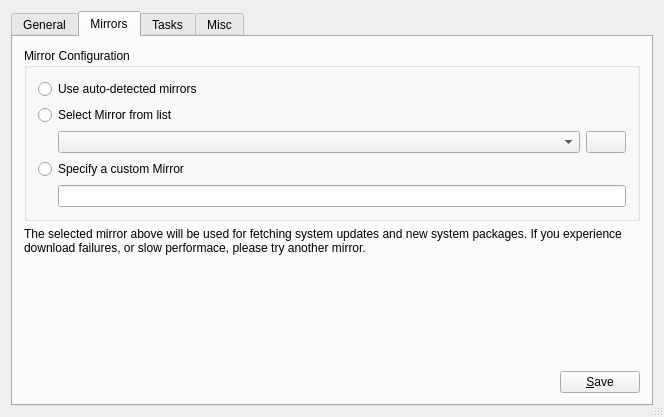
First picture: the form in src-qt4/pc-sysmanager/pbsystemtab.ui, repository trueos/pcbsd, before the edit.
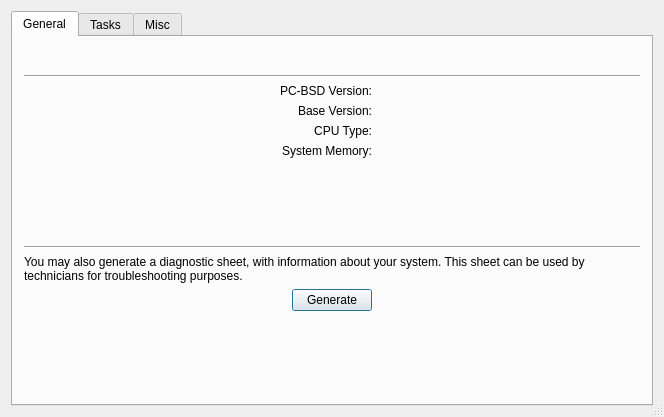
Second picture: the form after the edit. The open tabs and pages were chosen to show the change. Icons and pictures are not drawn.

Commit message: Remove old Mirror tab in System Manager, not used now that we run via CDN

Diff of the .ui file:
```diff
--- a/src-qt4/pc-sysmanager/pbsystemtab.ui
+++ b/src-qt4/pc-sysmanager/pbsystemtab.ui
@@ -418,152 +418,6 @@
        </item>
       </layout>
      </widget>
-     <widget class="QWidget" name="tab">
-      <attribute name="title">
-       <string>Mirrors</string>
-      </attribute>
-      <layout class="QGridLayout" name="gridLayout_9">
-       <item row="0" column="0" colspan="2">
-        <widget class="QGroupBox" name="groupBox_5">
-         <property name="title">
-          <string>Mirror Configuration</string>
-         </property>
-         <layout class="QGridLayout" name="gridLayout_8">
-          <item row="1" column="0">
-           <widget class="QRadioButton" name="radioSelectMirror">
-            <property name="text">
-             <string>Select Mirror from list</string>
-            </property>
-           </widget>
-          </item>
-          <item row="2" column="0">
-           <layout class="QHBoxLayout" name="horizontalLayout_3">
-            <item>
-             <spacer name="horizontalSpacer_2">
-              <property name="orientation">
-               <enum>Qt::Horizontal</enum>
-              </property>
-              <property name="sizeType">
-               <enum>QSizePolicy::Fixed</enum>
-              </property>
-              <property name="sizeHint" stdset="0">
-               <size>
-                <width>20</width>
-                <height>20</height>
-               </size>
-              </property>
-             </spacer>
-            </item>
-            <item>
-             <widget class="QComboBox" name="comboMirrorList"/>
-            </item>
-            <item>
-             <widget class="QPushButton" name="pushRefreshList">
-              <property name="sizePolicy">
-               <sizepolicy hsizetype="Fixed" vsizetype="Fixed">
-                <horstretch>0</horstretch>
-                <verstretch>0</verstretch>
-               </sizepolicy>
-              </property>
-              <property name="toolTip">
-               <string>Refresh Mirror Listing</string>
-              </property>
-              <property name="text">
-               <string/>
-              </property>
-              <property name="icon">
-               <iconset resource="PBSystem.qrc">
-                <normaloff>:/view-refresh.png</normaloff>:/view-refresh.png</iconset>
-              </property>
-             </widget>
-            </item>
-           </layout>
-          </item>
-          <item row="3" column="0">
-           <widget class="QRadioButton" name="radioCustomMirror">
-            <property name="text">
-             <string>Specify a custom Mirror</string>
-            </property>
-           </widget>
-          </item>
-          <item row="4" column="0">
-           <layout class="QHBoxLayout" name="horizontalLayout_4">
-            <item>
-             <spacer name="horizontalSpacer_3">
-              <property name="orientation">
-               <enum>Qt::Horizontal</enum>
-              </property>
-              <property name="sizeType">
-               <enum>QSizePolicy::Fixed</enum>
-              </property>
-              <property name="sizeHint" stdset="0">
-               <size>
-                <width>20</width>
-                <height>20</height>
-               </size>
-              </property>
-             </spacer>
-            </item>
-            <item>
-             <widget class="QLineEdit" name="lineCustomMirror"/>
-            </item>
-           </layout>
-          </item>
-          <item row="0" column="0">
-           <widget class="QRadioButton" name="radioAutoMirror">
-            <property name="text">
-             <string>Use auto-detected mirrors</string>
-            </property>
-           </widget>
-          </item>
-         </layout>
-        </widget>
-       </item>
-       <item row="2" column="0" colspan="2">
-        <spacer name="verticalSpacer_3">
-         <property name="orientation">
-          <enum>Qt::Vertical</enum>
-         </property>
-         <property name="sizeHint" stdset="0">
-          <size>
-           <width>437</width>
-           <height>132</height>
-          </size>
-         </property>
-        </spacer>
-       </item>
-       <item row="1" column="0" colspan="2">
-        <widget class="QLabel" name="label">
-         <property name="text">
-          <string>The selected mirror above will be used for fetching system updates and new system packages. If you experience download failures, or slow performace, please try another mirror.</string>
-         </property>
-         <property name="wordWrap">
-          <bool>true</bool>
-         </property>
-        </widget>
-       </item>
-       <item row="3" column="1">
-        <widget class="QPushButton" name="pushMirrorSave">
-         <property name="text">
-          <string>&amp;Save</string>
-         </property>
-        </widget>
-       </item>
-       <item row="3" column="0">
-        <spacer name="horizontalSpacer_8">
-         <property name="orientation">
-          <enum>Qt::Horizontal</enum>
-         </property>
-         <property name="sizeHint" stdset="0">
-          <size>
-           <width>40</width>
-           <height>20</height>
-          </size>
-         </property>
-        </spacer>
-       </item>
-      </layout>
-     </widget>
      <widget class="QWidget" name="tab_4">
       <attribute name="title">
        <string>Tasks</string>
```
The commit also changes 3 other files.
